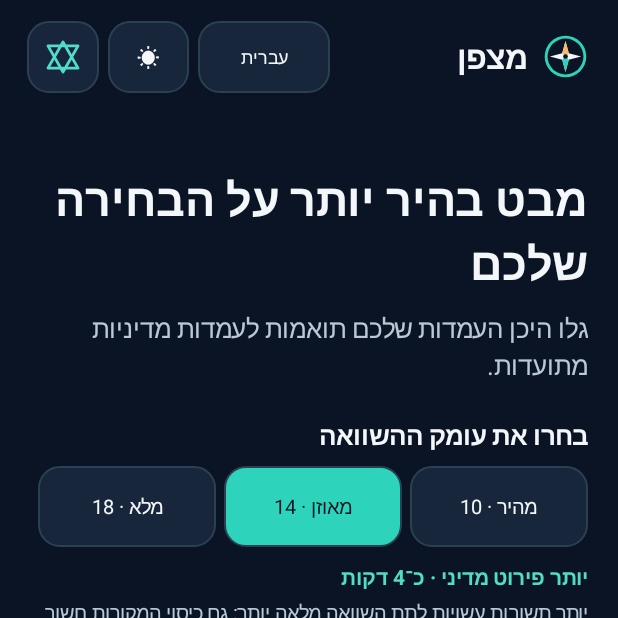
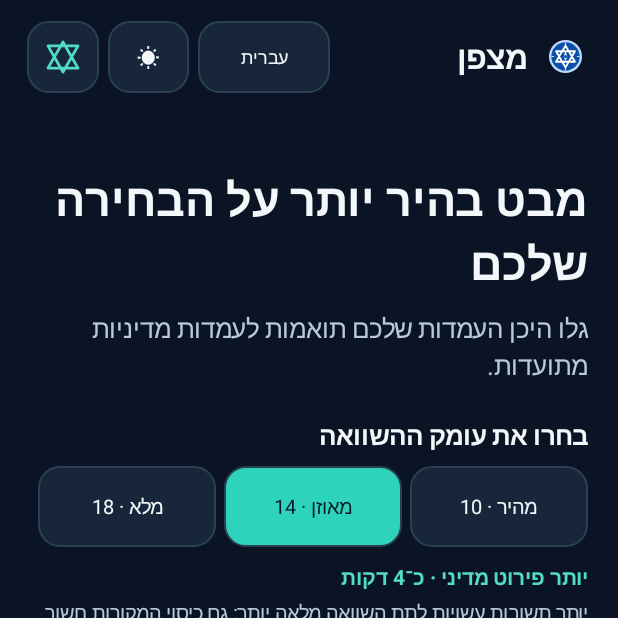
Before and after one commit to efremandrei/Matzpen, an Android app: the screen it shows after launch (MainActivity), on a phone screen of 412 x 824 dp, the top half of it. Run offline under Robolectric (Android 15) with nearby library versions, the light colour scheme and no system bars; network calls fail; pictures from the network do not load.

Commit message:
Add branded splash and Star of David compass icon

```diff
--- a/app/src/main/AndroidManifest.xml
+++ b/app/src/main/AndroidManifest.xml
@@ -1,7 +1,7 @@
 <manifest xmlns:android="http://schemas.android.com/apk/res/android">
     <uses-permission android:name="android.permission.INTERNET" />
     <application android:label="Matzpen | מצפן" android:icon="@mipmap/ic_launcher" android:theme="@style/Theme.Matzpen" android:usesCleartextTraffic="false" android:allowBackup="false" android:supportsRtl="true">
-        <activity android:name=".MainActivity" android:exported="true">
+        <activity android:name=".MainActivity" android:exported="true" android:theme="@style/Theme.Matzpen.Starting">
             <intent-filter>
                 <action android:name="android.intent.action.MAIN" />
                 <category android:name="android.intent.category.LAUNCHER" />
--- a/app/src/main/java/com/efremandrei/matzpen/MainActivity.kt
+++ b/app/src/main/java/com/efremandrei/matzpen/MainActivity.kt
@@ -28,6 +28,7 @@ import android.widget.ProgressBar
 import android.widget.ScrollView
 import android.widget.TextView
 import android.widget.Toast
+import androidx.core.splashscreen.SplashScreen.Companion.installSplashScreen
 import org.json.JSONObject
 import kotlin.math.abs
 import kotlin.math.roundToInt
@@ -64,6 +65,7 @@ class MainActivity : Activity() {
     private val primaryText get() = if (israeli && !dark) Color.WHITE else Color.rgb(11, 20, 36)
 
     override fun onCreate(savedInstanceState: Bundle?) {
+        installSplashScreen()
         super.onCreate(savedInstanceState)
         lang = prefs.getString("language", "he") ?: "he"
         dark = prefs.getBoolean("dark", true)
--- a/app/src/main/res/drawable/ic_matzpen_foreground.xml
+++ b/app/src/main/res/drawable/ic_matzpen_foreground.xml
@@ -1,10 +1,16 @@
 <vector xmlns:android="http://schemas.android.com/apk/res/android"
     android:width="108dp" android:height="108dp"
     android:viewportWidth="108" android:viewportHeight="108">
-    <path android:fillColor="#2DD3BA" android:pathData="M54,20a34,34 0,1 0,0 68a34,34 0,1 0,0 -68z"/>
-    <path android:fillColor="#0B1424" android:pathData="M54,26a28,28 0,1 0,0 56a28,28 0,1 0,0 -56z"/>
-    <path android:fillColor="#F3F7FA" android:pathData="M54,28L59,49L80,54L59,59L54,80L49,59L28,54L49,49z"/>
-    <path android:fillColor="#F7BA6A" android:pathData="M54,28L59,49L54,54L49,49z"/>
-    <path android:fillColor="#2DD3BA" android:pathData="M54,54L59,59L54,80L49,59z"/>
-    <path android:fillColor="#0B1424" android:pathData="M54,50a4,4 0,1 0,0 8a4,4 0,1 0,0 -8z"/>
+    <!-- A blue compass ring, a white six-pointed star, and a centered needle. -->
+    <path android:fillColor="#BFD9FF" android:pathData="M54,19a35,35 0,1 0,0 70a35,35 0,1 0,0 -70z" />
+    <path android:fillColor="#0B4FA6" android:pathData="M54,24a30,30 0,1 0,0 60a30,30 0,1 0,0 -60z" />
+    <path android:fillColor="@android:color/transparent" android:strokeColor="#BFD9FF"
+        android:strokeWidth="2.5" android:strokeLineCap="round"
+        android:pathData="M54,25 L54,29 M79,54 L83,54 M54,79 L54,83 M25,54 L29,54" />
+    <path android:fillColor="@android:color/transparent" android:strokeColor="#FFFFFF"
+        android:strokeWidth="4" android:strokeLineCap="round" android:strokeLineJoin="round"
+        android:pathData="M54,31 L74,65 L34,65 Z M54,77 L34,43 L74,43 Z" />
+    <path android:fillColor="#FFFFFF" android:pathData="M54,43 L58,54 L54,52 L50,54 Z" />
+    <path android:fillColor="#BFD9FF" android:pathData="M54,65 L50,54 L54,56 L58,54 Z" />
+    <path android:fillColor="#0B4FA6" android:pathData="M54,51a3,3 0,1 0,0 6a3,3 0,1 0,0 -6z" />
 </vector>
--- a/app/src/main/res/drawable/ic_matzpen_mark.xml
+++ b/app/src/main/res/drawable/ic_matzpen_mark.xml
@@ -1,10 +1,3 @@
-<vector xmlns:android="http://schemas.android.com/apk/res/android"
-    android:width="36dp" android:height="36dp"
-    android:viewportWidth="108" android:viewportHeight="108">
-    <path android:fillColor="#2DD3BA" android:pathData="M54,10a44,44 0,1 0,0 88a44,44 0,1 0,0 -88z"/>
-    <path android:fillColor="#0B1424" android:pathData="M54,16a38,38 0,1 0,0 76a38,38 0,1 0,0 -76z"/>
-    <path android:fillColor="#F3F7FA" android:pathData="M54,21L61,47L87,54L61,61L54,87L47,61L21,54L47,47z"/>
-    <path android:fillColor="#F7BA6A" android:pathData="M54,21L61,47L54,54L47,47z"/>
-    <path android:fillColor="#2DD3BA" android:pathData="M54,54L61,61L54,87L47,61z"/>
-    <path android:fillColor="#0B1424" android:pathData="M54,49a5,5 0,1 0,0 10a5,5 0,1 0,0 -10z"/>
-</vector>
+<inset xmlns:android="http://schemas.android.com/apk/res/android"
+    android:drawable="@drawable/ic_matzpen_foreground"
+    android:inset="0dp" />
--- a/app/src/main/res/values/colors.xml
+++ b/app/src/main/res/values/colors.xml
@@ -1,3 +1,3 @@
 <resources>
-    <color name="ic_background">#0B1424</color>
+    <color name="ic_background">#081B3A</color>
 </resources>
--- a/app/src/main/res/values/styles.xml
+++ b/app/src/main/res/values/styles.xml
@@ -4,4 +4,9 @@
         <item name="android:windowLightStatusBar">false</item>
         <item name="android:windowActionModeOverlay">true</item>
     </style>
+    <style name="Theme.Matzpen.Starting" parent="Theme.SplashScreen">
+        <item name="windowSplashScreenBackground">@color/ic_background</item>
+        <item name="windowSplashScreenAnimatedIcon">@drawable/ic_matzpen_foreground</item>
+        <item name="postSplashScreenTheme">@style/Theme.Matzpen</item>
+    </style>
 </resources>
```
Also changed, not shown: app/build.gradle (+6 -3 lines), app/src/main/res/drawable/ic_matzpen.xml (+5 -9 lines), 3 other files.
